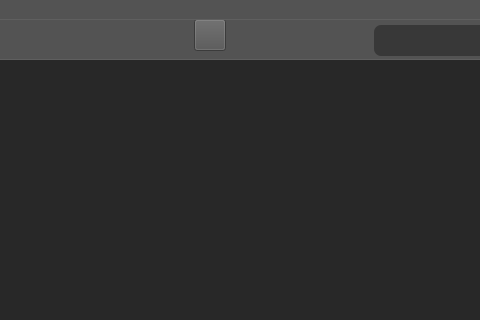
The window that resource/gui/GUI.ui (dthung1602/NetworkVisualization) describes before a commit, drawn with Qt 5; both pictures show x 556 to 1036 and y 0 to 320 of the 1366 by 835 pixel window.
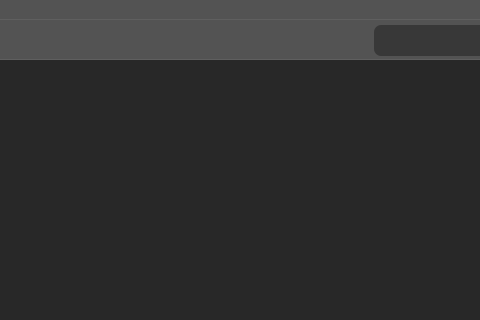
The same window after the commit. Icons and pictures are not drawn.

```diff
--- a/resource/gui/GUI.ui
+++ b/resource/gui/GUI.ui
@@ -656,8 +656,8 @@
     <widget class="QToolButton" name="findBottleNeckBtn">
      <property name="geometry">
       <rect>
-       <x>750</x>
-       <y>0</y>
+       <x>810</x>
+       <y>6</y>
        <width>32</width>
        <height>32</height>
       </rect>
@@ -672,7 +672,7 @@
       <string>Change to edit mode</string>
      </property>
      <property name="styleSheet">
-      <string notr="true">#editBtn{
+      <string notr="true">#findBottleNeckBtn{
 background-color: transparent;
 border-image: url(&quot;resource/gui/tool/edit.png&quot;);
 background: none;
```
Left out of the diff: 26 changed lines with no effect on the pictures.
